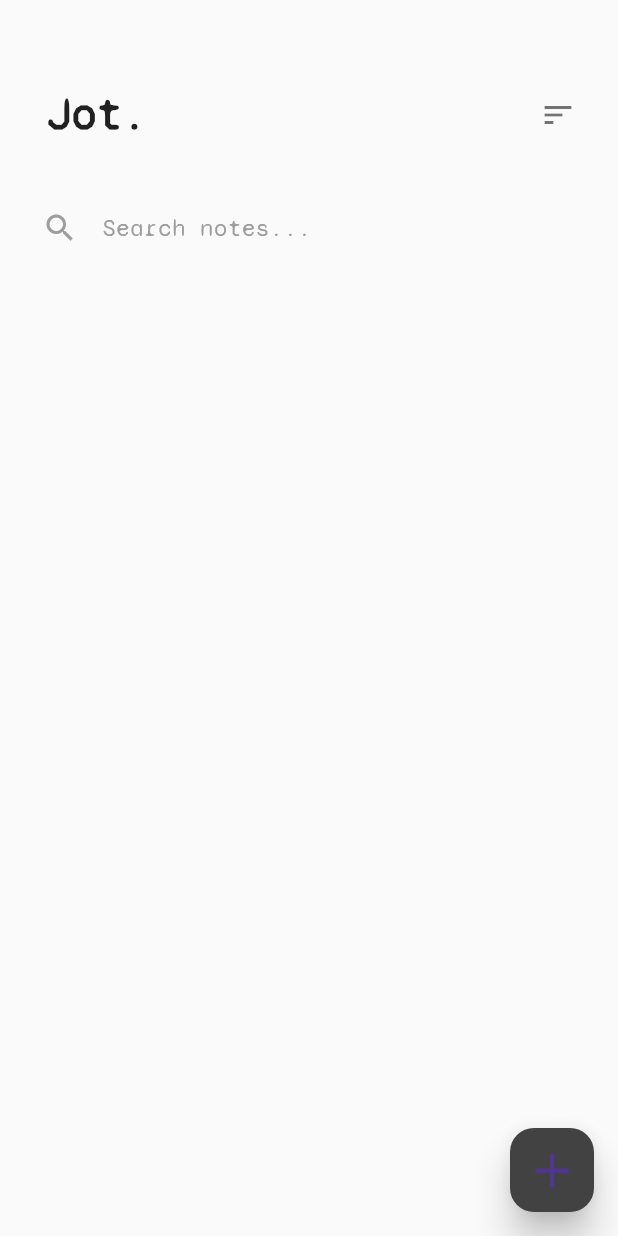
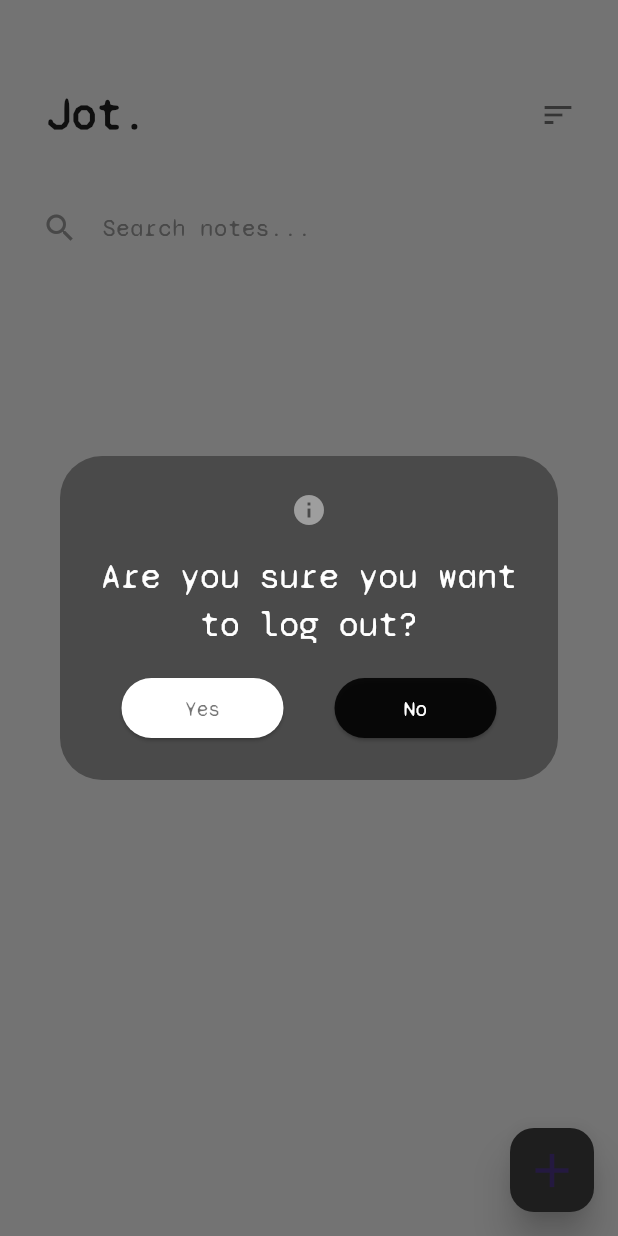
Before and after one commit to nirakar007/Jot, a Flutter app: the HomeScreen screen opened by its route, after a tap on the "sort" icon, on a phone screen of 412 x 824 dp. Run offline on Flutter 3.47's test engine with Material 3 defaults, Android fonts, the phone set to English and light mode, and no system bars; our stand-ins replace cloud_firestore, firebase_auth, firebase_core, firebase_storage, image_picker; missing offline and left inert: flutter_gif; accounts and stored records are empty.

Commit message:
project completed.

```diff
--- a/lib/main.dart
+++ b/lib/main.dart
@@ -1,6 +1,7 @@
 import 'dart:math';
 
 import 'package:jot_notes/route/route_generator.dart';
+import 'package:jot_notes/screens/home.dart';
 import 'package:jot_notes/screens/splash/splash_screen.dart';
 import 'package:firebase_core/firebase_core.dart';
 import 'package:flutter/cupertino.dart';
--- a/lib/model/data.dart
+++ b/lib/model/data.dart
@@ -1,5 +1,15 @@
-// data.dart
-
+import 'package:cloud_firestore/cloud_firestore.dart';
 import '../model/note.dart';
 
-List<Note> sampleNotes = [];
+class FirestoreService {
+  final CollectionReference notesCollection = FirebaseFirestore.instance.collection('notes');
+
+  Future<List<Note>> getNotes() async {
+    QuerySnapshot<Object?> snapshot = await notesCollection.get();
+    List<Note> notes = snapshot.docs.map((doc) {
+      Map<String, dynamic> data = doc.data() as Map<String, dynamic>;
+      return Note.fromMap(data, id: int.parse(doc.id));
+    }).toList();
+    return notes;
+  }
+}
--- a/lib/model/note.dart
+++ b/lib/model/note.dart
@@ -5,7 +5,7 @@ class Note {
   final String title;
   final String content;
   late final Timestamp modifiedTime;
-  late final String? imageUrl;
+  final String? imageUrl;
   String userId;
 
   Note({
--- a/lib/screens/home.dart
+++ b/lib/screens/home.dart
@@ -1,7 +1,7 @@
-import 'dart:math';
 import 'package:firebase_auth/firebase_auth.dart';
 import 'package:flutter/material.dart';
 import 'package:cloud_firestore/cloud_firestore.dart';
+import 'package:jot_notes/screens/login/login_page.dart';
 
 import '../model/note.dart';
 import 'edit.dart';
@@ -18,8 +18,10 @@ class HomeScreen extends StatefulWidget {
 
 class _HomeScreenState extends State<HomeScreen> {
   List<Note> filteredNotes = [];
+  List<Note> allNotes = [];
   bool sorted = false;
   final NoteRepository _noteRepository = NoteRepository();
+  final FirestoreService firestoreService = FirestoreService();
   @override
   void initState() {
     super.initState();
@@ -27,13 +29,15 @@ class _HomeScreenState extends State<HomeScreen> {
   }
 
   void onSearchTextChanged(String searchText) {
+    print('Search text: $searchText');
     setState(() {
-      filteredNotes = sampleNotes
+      filteredNotes = allNotes
           .where((note) =>
               note.content.toLowerCase().contains(searchText.toLowerCase()) ||
               note.title.toLowerCase().contains(searchText.toLowerCase()))
           .toList();
     });
+    print('Filtered Notes: $filteredNotes');
   }
 
   void deleteNote(int index) async {
@@ -41,11 +45,72 @@ class _HomeScreenState extends State<HomeScreen> {
       Note note = filteredNotes[index];
       await _noteRepository.deleteNoteFromFirestore(note.id.toString());
       setState(() {
-        sampleNotes.removeWhere((sampleNote) => sampleNote.id == note.id);
+        allNotes.removeWhere((sampleNote) => sampleNote.id == note.id);
         filteredNotes.removeAt(index);
       });
     } catch (e) {
       print('Error deleting the note: $e');
+    }
+  }
+
+  void _logOut() async {
+    bool confirmLogout = await showDialog(
+      context: context,
+      builder: (BuildContext context) {
+        return AlertDialog(
+          backgroundColor: Colors.grey.shade900.withOpacity(.5),
+          icon: const Icon(
+            Icons.info,
+            color: Colors.grey,
+          ),
+          title: const Text(
+            'Are you sure you want to log out?',
+            style: TextStyle(color: Colors.white, fontFamily: 'SyneMono'),
+          ),
+          content: Row(
+            mainAxisAlignment: MainAxisAlignment.spaceAround,
+            children: [
+              ElevatedButton(
+                onPressed: () {
+                  Navigator.pop(context, true);
+                },
+                style: ElevatedButton.styleFrom(backgroundColor: Colors.white),
+                child: const SizedBox(
+                  width: 60,
+                  child: Text(
+                    'Yes',
+                    textAlign: TextAlign.center,
+                    style: TextStyle(
+                        color: Colors.black54, fontFamily: 'SyneMono'),
+                  ),
+                ),
+              ),
+              ElevatedButton(
+                onPressed: () {
+                  Navigator.pop(context, false);
+                },
+                style:
+                    ElevatedButton.styleFrom(backgroundColor: Colors.black87),
+                child: const SizedBox(
+                  width: 60,
+                  child: Text(
+                    'No',
+                    textAlign: TextAlign.center,
+                    style:
+                        TextStyle(color: Colors.white, fontFamily: 'SyneMono'),
+                  ),
+                ),
+              ),
+            ],
+          ),
+        );
+      },
+    );
+
+    if (confirmLogout == true) {
+      print('Logging out...');
+      await FirebaseAuth.instance.signOut();
+      Navigator.pushReplacementNamed(context, LoginScreen.routeName);
     }
   }
 
@@ -58,16 +123,18 @@ class _HomeScreenState extends State<HomeScreen> {
           .snapshots(),
       builder: (context, snapshot) {
         if (snapshot.hasData) {
+          print('Snapshot data received: ${snapshot.data}');
           List<Note> notes = snapshot.data!.docs
               .map((doc) => Note.fromMap(doc.data(), id: int.parse(doc.id)))
               .toList();
 
-          sampleNotes = notes;
-          filteredNotes = sampleNotes;
+          allNotes = notes;
+          filteredNotes = allNotes;
 
-          return buildUI(); // Your actual UI widget here
+          return buildUI();
         } else {
-          return CircularProgressIndicator(); // Or some loading indicator
+          return CircularProgressIndicator(
+              backgroundColor: Colors.grey, color: Colors.white);
         }
       },
     );
@@ -96,9 +163,8 @@ class _HomeScreenState extends State<HomeScreen> {
                 ),
                 IconButton(
                     onPressed: () {
-                      setState(() {
-                        filteredNotes = sortNotesByModifiedTime(filteredNotes);
-                      });
+                      print("burger pressed");
+                      _logOut();
                     },
                     padding: const EdgeInsets.all(0),
                     icon: Container(
@@ -168,10 +234,10 @@ class _HomeScreenState extends State<HomeScreen> {
                         if (result != null) {
                           setState(() {
                             int originalIndex =
-                                sampleNotes.indexOf(filteredNotes[index]);
+                                allNotes.indexOf(filteredNotes[index]);
 
-                            sampleNotes[originalIndex] = Note(
-                                id: sampleNotes[originalIndex].id,
+                            allNotes[originalIndex] = Note(
+                                id: allNotes[originalIndex].id,
                                 title: result[0],
                                 content: result[1],
                                 modifiedTime: Timestamp.now(),
@@ -241,12 +307,14 @@ class _HomeScreenState extends State<HomeScreen> {
 
           if (result != null) {
             setState(() {
-              sampleNotes.add(Note(
-                  id: sampleNotes.length,
+              allNotes.add(Note(
+                  id: allNotes.length,
                   title: result[0],
                   content: result[1],
-                  modifiedTime: Timestamp.now(), imageUrl: '', userId: ''));
-              filteredNotes = sampleNotes;
+                  modifiedTime: Timestamp.now(),
+                  imageUrl: '',
+                  userId: ''));
+              filteredNotes = allNotes;
             });
           }
         },
```
Also changed, not shown: lib/screens/edit.dart (+60 -43 lines), lib/screens/login/login_page.dart (+5 -6 lines), lib/screens/registration/registration_screen.dart (+11 -12 lines), lib/services/image_upload.dart (added, +49 -0 lines), lib/widgets/common_text_field.dart (+8 -2 lines), pubspec.yaml (+5 -5 lines), pubspec.lock, 1 other file.
